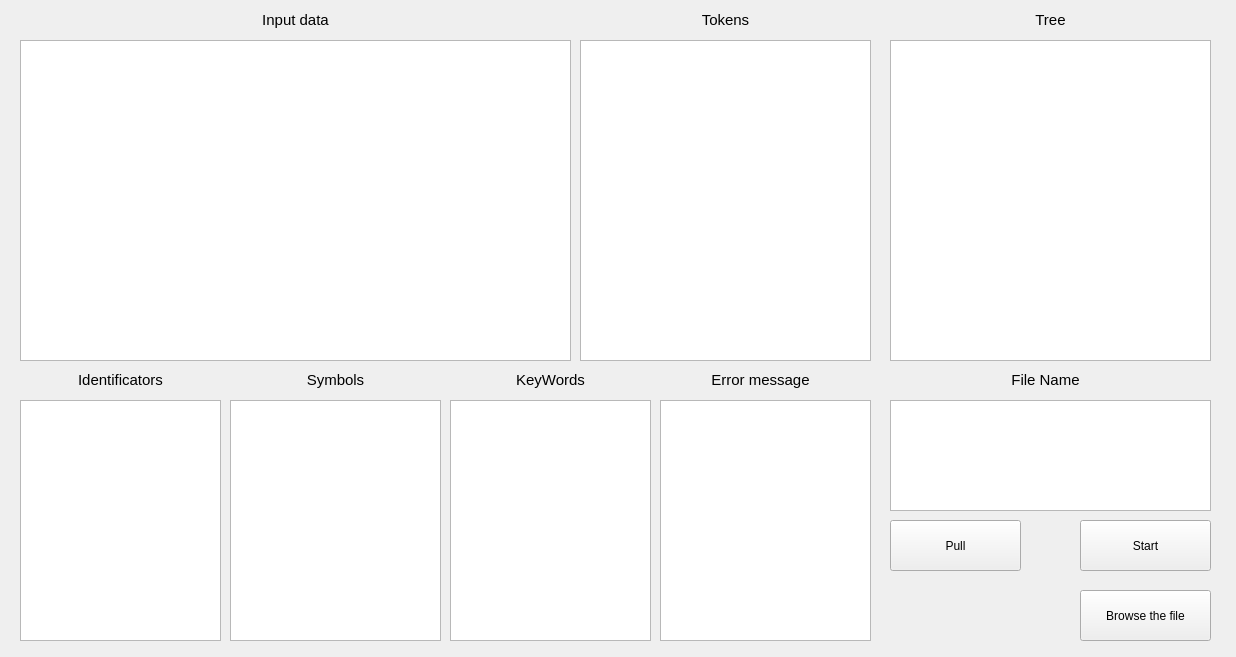
Before: the Qt Designer form mainwindow.ui in 15831944/Signal-Translator, drawn with Qt 5.
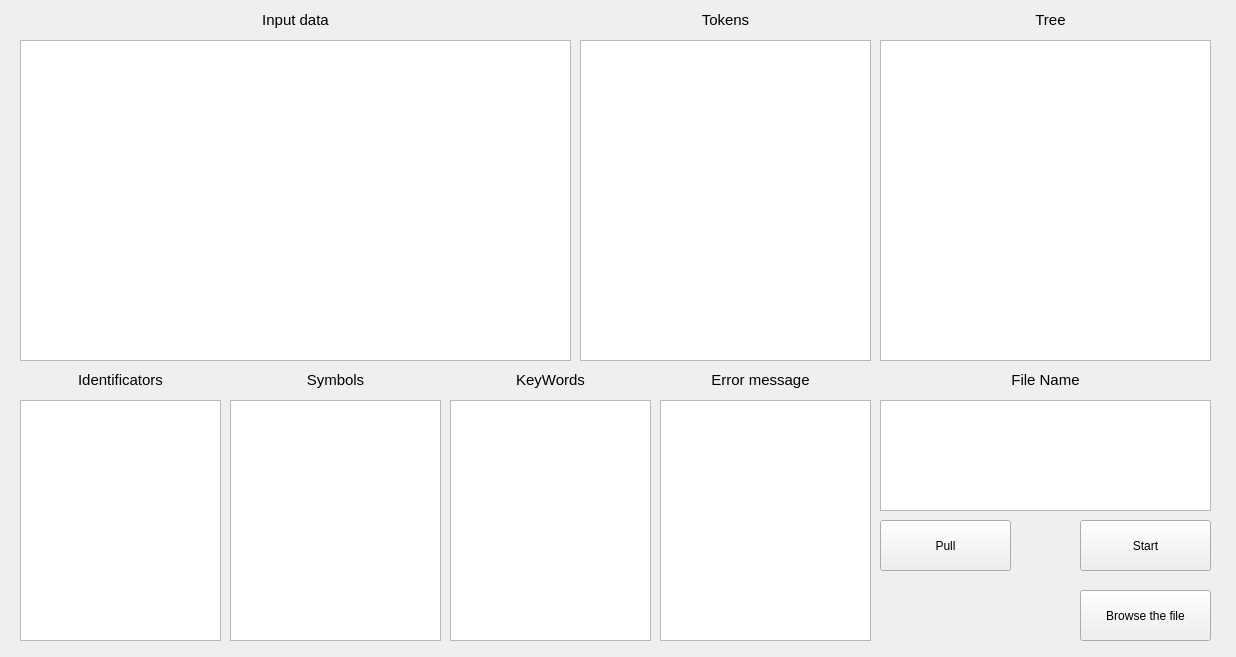
After: the same form once the commit is applied.

```diff
--- a/mainwindow.ui
+++ b/mainwindow.ui
@@ -365,7 +365,7 @@
    <widget class="QPushButton" name="pull_button">
     <property name="geometry">
      <rect>
-      <x>890</x>
+      <x>880</x>
       <y>520</y>
       <width>131</width>
       <height>51</height>
@@ -378,9 +378,9 @@
    <widget class="QTextEdit" name="textEdit_Input">
     <property name="geometry">
      <rect>
-      <x>890</x>
+      <x>880</x>
       <y>400</y>
-      <width>321</width>
+      <width>331</width>
       <height>111</height>
      </rect>
     </property>
@@ -428,9 +428,9 @@
    <widget class="QTextEdit" name="textEdit_Tree">
     <property name="geometry">
      <rect>
-      <x>890</x>
+      <x>880</x>
       <y>40</y>
-      <width>321</width>
+      <width>331</width>
       <height>321</height>
      </rect>
     </property>
```
